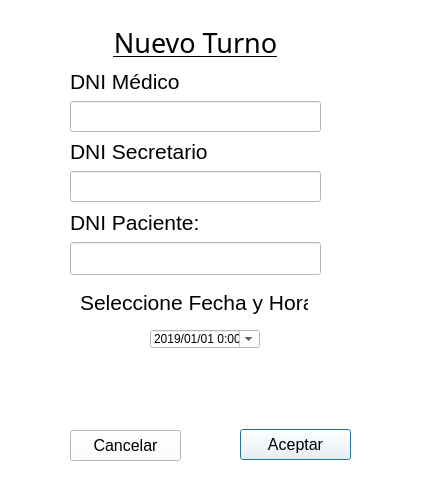
This is View/Ventana_Turnos.ui in BermudezK/consultsoft as Qt 5 draws it before an edit. The edited form follows.
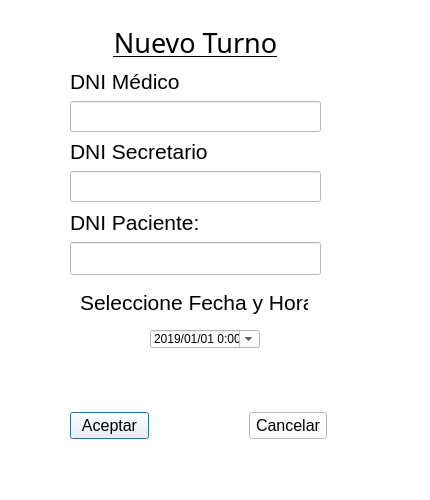
This is the edited form.

Commit message: Interfaz margenes, Mensajes de error al cargar mal un campo

What changed in the file:
```diff
--- a/View/Ventana_Turnos.ui
+++ b/View/Ventana_Turnos.ui
@@ -16,27 +16,6 @@
   <property name="styleSheet">
    <string notr="true">background-color: rgb(255, 255, 255);</string>
   </property>
-  <widget class="QPushButton" name="BotonAceptar">
-   <property name="geometry">
-    <rect>
-     <x>240</x>
-     <y>429</y>
-     <width>111</width>
-     <height>31</height>
-    </rect>
-   </property>
-   <property name="font">
-    <font>
-     <pointsize>12</pointsize>
-    </font>
-   </property>
-   <property name="focusPolicy">
-    <enum>Qt::StrongFocus</enum>
-   </property>
-   <property name="text">
-    <string>Aceptar</string>
-   </property>
-  </widget>
   <widget class="QDateTimeEdit" name="campo_hora_fecha">
    <property name="geometry">
     <rect>
@@ -98,28 +77,7 @@
     <string>Seleccione Fecha y Hora</string>
    </property>
   </widget>
-  <widget class="QPushButton" name="BotonAceptar_2">
-   <property name="geometry">
-    <rect>
-     <x>70</x>
-     <y>430</y>
-     <width>111</width>
-     <height>31</height>
-    </rect>
-   </property>
-   <property name="font">
-    <font>
-     <pointsize>12</pointsize>
-    </font>
-   </property>
-   <property name="focusPolicy">
-    <enum>Qt::StrongFocus</enum>
-   </property>
-   <property name="text">
-    <string>Cancelar</string>
-   </property>
-  </widget>
-  <widget class="QWidget" name="">
+  <widget class="QWidget" name="layoutWidget">
    <property name="geometry">
     <rect>
      <x>70</x>
@@ -261,6 +219,66 @@
     </item>
    </layout>
   </widget>
+  <widget class="QWidget" name="">
+   <property name="geometry">
+    <rect>
+     <x>70</x>
+     <y>410</y>
+     <width>257</width>
+     <height>31</height>
+    </rect>
+   </property>
+   <layout class="QGridLayout" name="gridLayout_2">
+    <property name="leftMargin">
+     <number>0</number>
+    </property>
+    <property name="horizontalSpacing">
+     <number>100</number>
+    </property>
+    <item row="0" column="0">
+     <widget class="QPushButton" name="BotonAceptar">
+      <property name="sizePolicy">
+       <sizepolicy hsizetype="Minimum" vsizetype="Fixed">
+        <horstretch>0</horstretch>
+        <verstretch>0</verstretch>
+       </sizepolicy>
+      </property>
+      <property name="font">
+       <font>
+        <pointsize>12</pointsize>
+       </font>
+      </property>
+      <property name="focusPolicy">
+       <enum>Qt::StrongFocus</enum>
+      </property>
+      <property name="text">
+       <string>Aceptar</string>
+      </property>
+     </widget>
+    </item>
+    <item row="0" column="1">
+     <widget class="QPushButton" name="BotonAceptar_2">
+      <property name="sizePolicy">
+       <sizepolicy hsizetype="Minimum" vsizetype="Fixed">
+        <horstretch>0</horstretch>
+        <verstretch>0</verstretch>
+       </sizepolicy>
+      </property>
+      <property name="font">
+       <font>
+        <pointsize>12</pointsize>
+       </font>
+      </property>
+      <property name="focusPolicy">
+       <enum>Qt::StrongFocus</enum>
+      </property>
+      <property name="text">
+       <string>Cancelar</string>
+      </property>
+     </widget>
+    </item>
+   </layout>
+  </widget>
  </widget>
  <resources/>
  <connections/>
```
Left out of the diff: 14 changed lines with no effect on the pictures. The commit also changes 2 other files.
